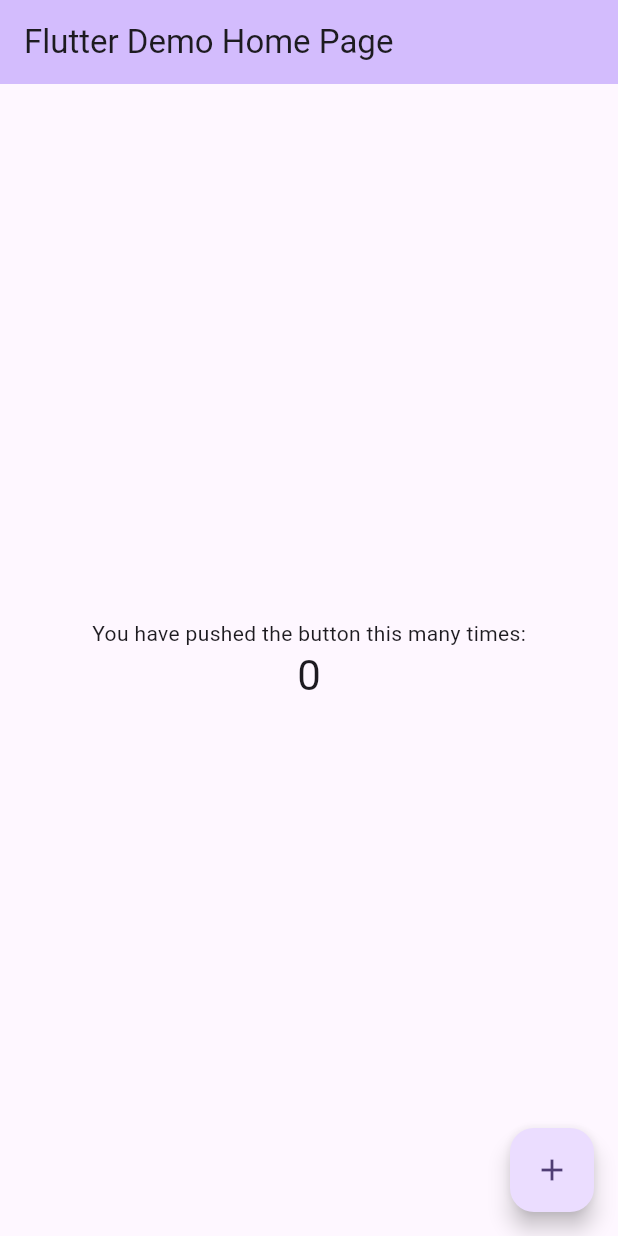
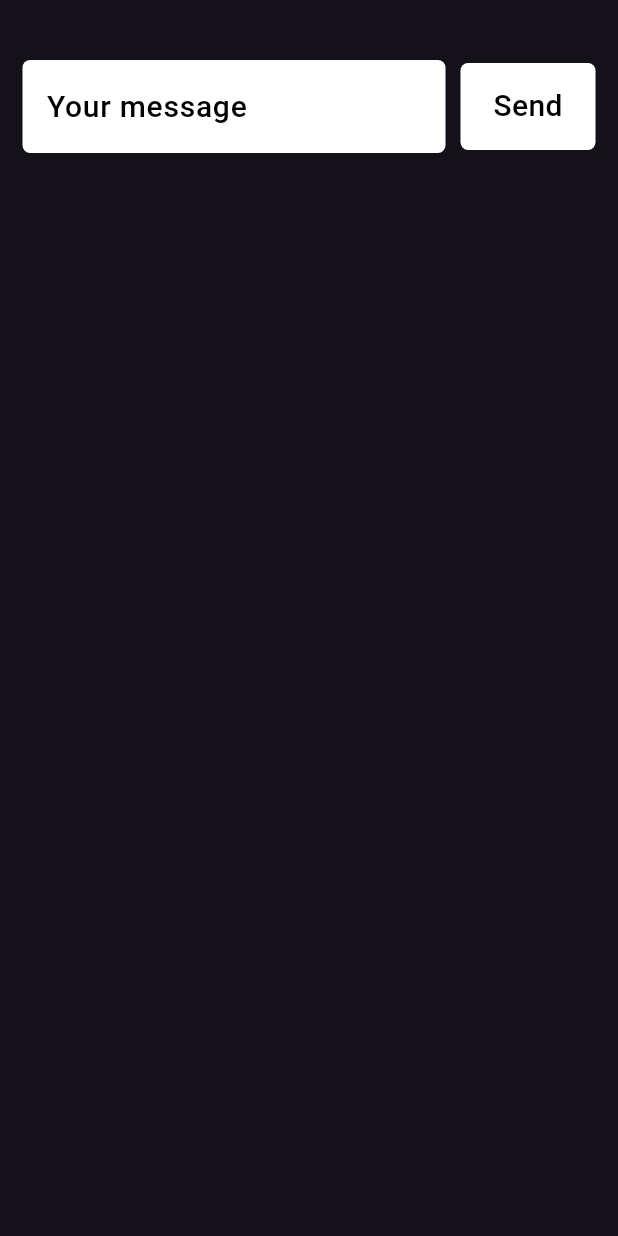
Before and after one commit to JER3MIAH/code_playground, a Flutter app: the screen it shows after launch, on a phone screen of 412 x 824 dp. Run offline on Flutter 3.47's test engine with Material 3 defaults, Android fonts, the phone set to English and light mode, and no system bars; our stand-ins replace socket_io_client; network calls fail.

Commit message:
Super simple demo chat app with sockei io

```diff
--- a/Flutter/demo_chat_app/lib/main.dart
+++ b/Flutter/demo_chat_app/lib/main.dart
@@ -1,3 +1,4 @@
+import 'package:demo_chat_app/pages/home_page.dart';
 import 'package:flutter/material.dart';
 
 void main() {
@@ -7,119 +8,15 @@
 class MyApp extends StatelessWidget {
   const MyApp({super.key});
 
-  // This widget is the root of your application.
   @override
   Widget build(BuildContext context) {
     return MaterialApp(
-      title: 'Flutter Demo',
-      theme: ThemeData(
-        // This is the theme of your application.
-        //
-        // TRY THIS: Try running your application with "flutter run". You'll see
-        // the application has a purple toolbar. Then, without quitting the app,
-        // try changing the seedColor in the colorScheme below to Colors.green
-        // and then invoke "hot reload" (save your changes or press the "hot
-        // reload" button in a Flutter-supported IDE, or press "r" if you used
-        // the command line to start the app).
-        //
-        // Notice that the counter didn't reset back to zero; the application
-        // state is not lost during the reload. To reset the state, use hot
-        // restart instead.
-        //
-        // This works for code too, not just values: Most code changes can be
-        // tested with just a hot reload.
-        colorScheme: ColorScheme.fromSeed(seedColor: Colors.deepPurple),
+      debugShowCheckedModeBanner: false,
+      title: 'Demo chat app',
+      theme: ThemeData.dark(
         useMaterial3: true,
       ),
-      home: const MyHomePage(title: 'Flutter Demo Home Page'),
+      home: const HomePage(),
     );
   }
 }
-
-class MyHomePage extends StatefulWidget {
-  const MyHomePage({super.key, required this.title});
-
-  // This widget is the home page of your application. It is stateful, meaning
-  // that it has a State object (defined below) that contains fields that affect
-  // how it looks.
-
-  // This class is the configuration for the state. It holds the values (in this
-  // case the title) provided by the parent (in this case the App widget) and
-  // used by the build method of the State. Fields in a Widget subclass are
-  // always marked "final".
-
-  final String title;
-
-  @override
-  State<MyHomePage> createState() => _MyHomePageState();
-}
-
-class _MyHomePageState extends State<MyHomePage> {
-  int _counter = 0;
-
-  void _incrementCounter() {
-    setState(() {
-      // This call to setState tells the Flutter framework that something has
-      // changed in this State, which causes it to rerun the build method below
-      // so that the display can reflect the updated values. If we changed
-      // _counter without calling setState(), then the build method would not be
-      // called again, and so nothing would appear to happen.
-      _counter++;
-    });
-  }
-
-  @override
-  Widget build(BuildContext context) {
-    // This method is rerun every time setState is called, for instance as done
-    // by the _incrementCounter method above.
-    //
-    // The Flutter framework has been optimized to make rerunning build methods
-    // fast, so that you can just rebuild anything that needs updating rather
-    // than having to individually change instances of widgets.
-    return Scaffold(
-      appBar: AppBar(
-        // TRY THIS: Try changing the color here to a specific color (to
-        // Colors.amber, perhaps?) and trigger a hot reload to see the AppBar
-        // change color while the other colors stay the same.
-        backgroundColor: Theme.of(context).colorScheme.inversePrimary,
-        // Here we take the value from the MyHomePage object that was created by
-        // the App.build method, and use it to set our appbar title.
-        title: Text(widget.title),
-      ),
-      body: Center(
-        // Center is a layout widget. It takes a single child and positions it
-        // in the middle of the parent.
-        child: Column(
-          // Column is also a layout widget. It takes a list of children and
-          // arranges them vertically. By default, it sizes itself to fit its
-          // children horizontally, and tries to be as tall as its parent.
-          //
-          // Column has various properties to control how it sizes itself and
-          // how it positions its children. Here we use mainAxisAlignment to
-          // center the children vertically; the main axis here is the vertical
-          // axis because Columns are vertical (the cross axis would be
-          // horizontal).
-          //
-          // TRY THIS: Invoke "debug painting" (choose the "Toggle Debug Paint"
-          // action in the IDE, or press "p" in the console), to see the
-          // wireframe for each widget.
-          mainAxisAlignment: MainAxisAlignment.center,
-          children: <Widget>[
-            const Text(
-              'You have pushed the button this many times:',
-            ),
-            Text(
-              '$_counter',
-              style: Theme.of(context).textTheme.headlineMedium,
-            ),
-          ],
-        ),
-      ),
-      floatingActionButton: FloatingActionButton(
-        onPressed: _incrementCounter,
-        tooltip: 'Increment',
-        child: const Icon(Icons.add),
-      ), // This trailing comma makes auto-formatting nicer for build methods.
-    );
-  }
-}
--- /dev/null
+++ b/Flutter/demo_chat_app/lib/pages/home_page.dart
@@ -0,0 +1,123 @@
+import 'package:flutter/material.dart';
+// ignore: library_prefixes
+import 'package:socket_io_client/socket_io_client.dart' as IO;
+
+class HomePage extends StatefulWidget {
+  const HomePage({super.key});
+
+  @override
+  State<HomePage> createState() => _HomePageState();
+}
+
+class _HomePageState extends State<HomePage> {
+  late TextEditingController _controller;
+  late IO.Socket socket;
+
+  final List<String> _messages = [];
+
+  void _sendMessage(String message) {
+    if (_controller.text.isNotEmpty) {
+      socket.emit('chat_message', message);
+      _controller.clear();
+    }
+  }
+
+  void _handleMessage(dynamic message) {
+    setState(() {
+      _messages.add(message);
+    });
+  }
+
+  @override
+  void initState() {
+    _controller = TextEditingController();
+    socket = IO.io('http://localhost:3000', <String, dynamic>{
+      'transports': ['websocket'],
+      'autoConnect': false,
+    });
+    socket.connect();
+    socket.on('chat_message', _handleMessage);
+    super.initState();
+  }
+
+  @override
+  void dispose() {
+    socket.disconnect();
+    _controller.dispose();
+    super.dispose();
+  }
+
+  @override
+  Widget build(BuildContext context) {
+    return Scaffold(
+      body: Padding(
+        padding: const EdgeInsets.symmetric(horizontal: 15).copyWith(top: 40),
+        child: Column(
+          children: [
+            Row(
+              children: [
+                Expanded(
+                  child: TextField(
+                    controller: _controller,
+                    decoration: InputDecoration(
+                      hintText: 'Your message',
+                      hintStyle: const TextStyle(
+                        color: Colors.black,
+                        fontSize: 20,
+                        fontWeight: FontWeight.w500,
+                      ),
+                      filled: true,
+                      fillColor: Colors.white,
+                      border: OutlineInputBorder(
+                        borderRadius: BorderRadius.circular(5),
+                        borderSide: BorderSide.none,
+                      ),
+                    ),
+                  ),
+                ),
+                const SizedBox(width: 10),
+                _sendMessageBox(
+                  onTap: () {
+                    _sendMessage(_controller.text);
+                  },
+                ),
+              ],
+            ),
+            const SizedBox(height: 20),
+            Column(
+              children: List.generate(
+                _messages.length,
+                (index) => ListTile(
+                  title: Text(_messages[index]),
+                ),
+              ),
+            ),
+          ],
+        ),
+      ),
+    );
+  }
+
+  Widget _sendMessageBox({VoidCallback? onTap}) {
+    return GestureDetector(
+      onTap: onTap,
+      child: Container(
+        width: 90,
+        height: 58,
+        alignment: Alignment.center,
+        decoration: BoxDecoration(
+          borderRadius: BorderRadius.circular(5),
+          color: Colors.white,
+        ),
+        child: const Text(
+          'Send',
+          style: TextStyle(
+            color: Colors.black,
+            fontSize: 20,
+            fontWeight: FontWeight.w500,
+          ),
+        ),
+      ),
+    );
+  }
+}
```
Also changed, not shown: Flutter/demo_chat_app/pubspec.yaml (+5 -69 lines), Flutter/demo_chat_app/pubspec.lock, 4 other files.
